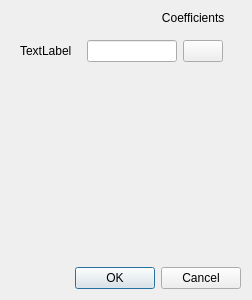
This is view/setup/materials/polynomial_dialog.ui in nextfoam/baram as Qt 5 draws it before an edit. The edited form follows.
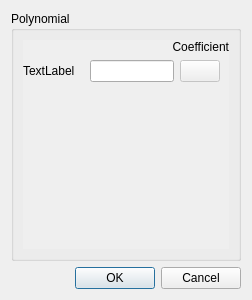
This is the edited form. Icons and pictures are not drawn.

What changed in the file:
```diff
--- a/view/setup/materials/polynomial_dialog.ui
+++ b/view/setup/materials/polynomial_dialog.ui
@@ -15,15 +15,11 @@
   </property>
   <layout class="QVBoxLayout" name="verticalLayout">
    <item>
-    <widget class="QLabel" name="label">
-     <property name="text">
-      <string>Coefficients     </string>
+    <widget class="QGroupBox" name="groupBox">
+     <property name="title">
+      <string>Polynomial</string>
      </property>
-     <property name="alignment">
-      <set>Qt::AlignRight|Qt::AlignTrailing|Qt::AlignVCenter</set>
-     </property>
-    </widget>
-   </item>
+     <layout class="QVBoxLayout" name="verticalLayout_2">
    <item>
     <widget class="QScrollArea" name="scrollArea">
      <property name="frameShape">
@@ -40,19 +36,54 @@
        <rect>
         <x>0</x>
         <y>0</y>
-        <width>234</width>
-        <height>230</height>
+           <width>214</width>
+           <height>216</height>
        </rect>
       </property>
       <layout class="QFormLayout" name="formLayout">
+          <property name="leftMargin">
+           <number>0</number>
+          </property>
+          <property name="topMargin">
+           <number>0</number>
+          </property>
+          <property name="rightMargin">
+           <number>0</number>
+          </property>
+          <property name="bottomMargin">
+           <number>0</number>
+          </property>
        <item row="0" column="0">
+           <widget class="QLabel" name="label">
+            <property name="text">
+             <string/>
+            </property>
+           </widget>
+          </item>
+          <item row="0" column="1">
+           <widget class="QLabel" name="label_2">
+            <property name="sizePolicy">
+             <sizepolicy hsizetype="Expanding" vsizetype="Preferred">
+              <horstretch>0</horstretch>
+              <verstretch>0</verstretch>
+             </sizepolicy>
+            </property>
+            <property name="text">
+             <string>Coefficient</string>
+            </property>
+            <property name="alignment">
+             <set>Qt::AlignRight|Qt::AlignTrailing|Qt::AlignVCenter</set>
+            </property>
+           </widget>
+          </item>
+          <item row="1" column="0">
         <widget class="QLabel" name="newNo">
          <property name="text">
           <string>TextLabel</string>
          </property>
         </widget>
        </item>
-       <item row="0" column="1">
+          <item row="1" column="1">
         <widget class="QWidget" name="widget" native="true">
          <layout class="QHBoxLayout" name="horizontalLayout">
           <property name="leftMargin">
@@ -61,6 +92,9 @@
           <property name="topMargin">
            <number>0</number>
           </property>
+             <property name="rightMargin">
+              <number>9</number>
+             </property>
           <property name="bottomMargin">
            <number>0</number>
           </property>
@@ -73,6 +107,9 @@
           </item>
           <item>
            <widget class="QPushButton" name="add">
+               <property name="enabled">
+                <bool>false</bool>
+               </property>
             <property name="sizePolicy">
              <sizepolicy hsizetype="Fixed" vsizetype="Fixed">
               <horstretch>0</horstretch>
@@ -93,6 +130,9 @@
        </item>
       </layout>
      </widget>
+       </widget>
+      </item>
+     </layout>
     </widget>
    </item>
    <item>
```
Lines whose indentation alone changed are shown as unchanged.
